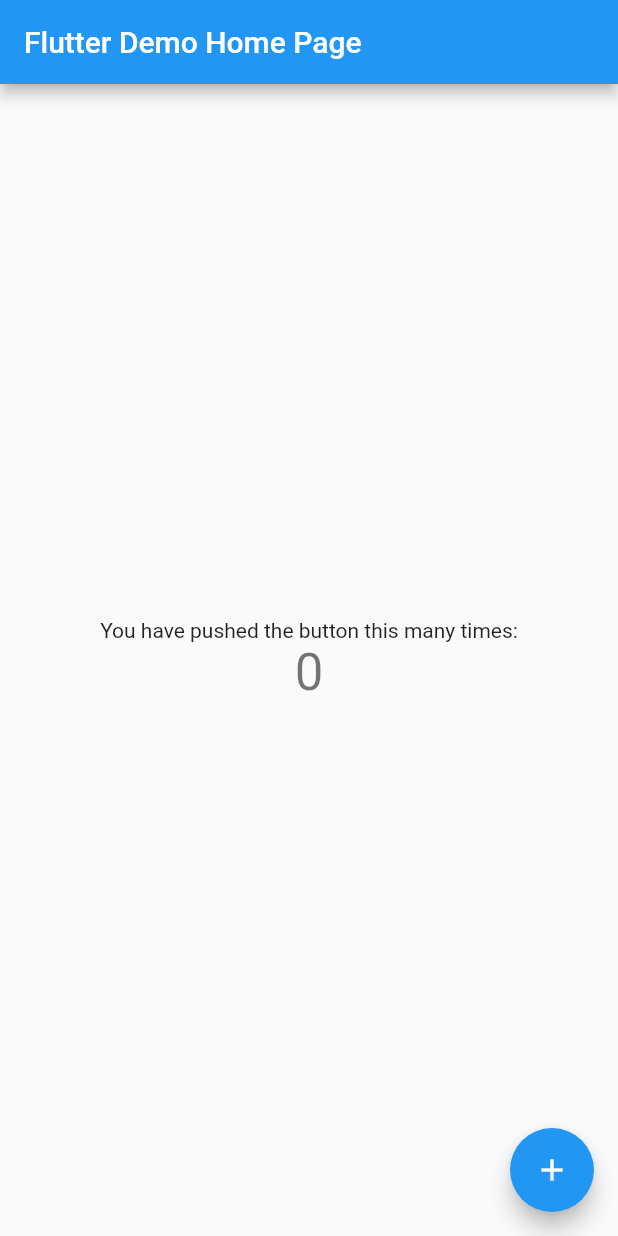
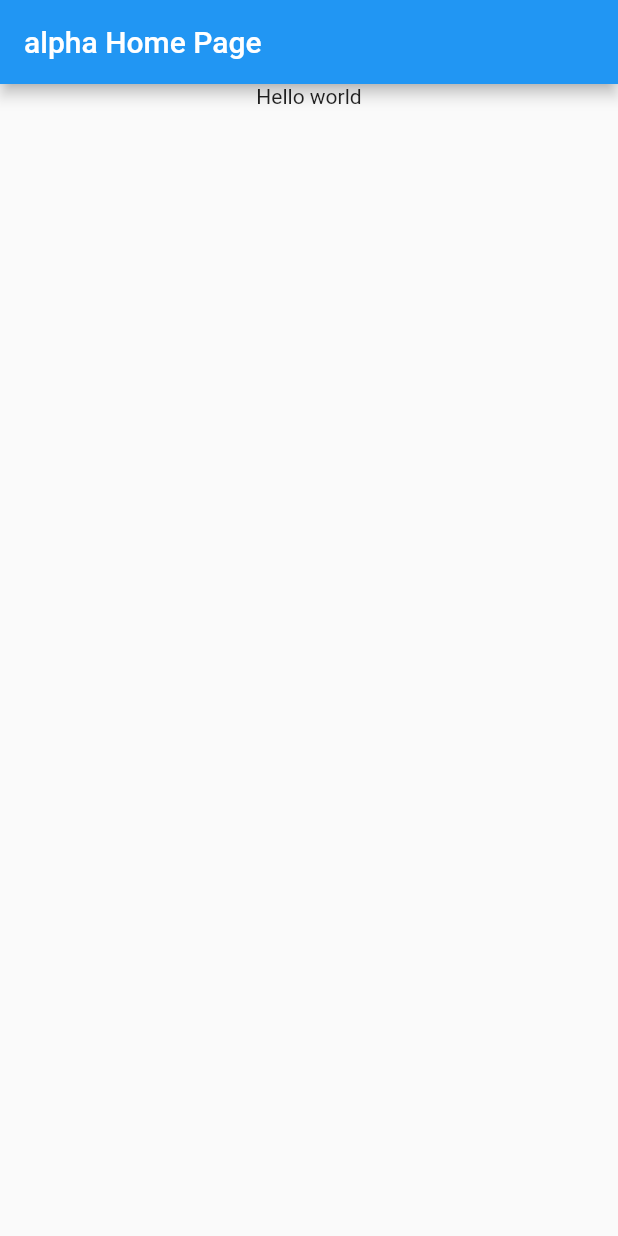
Before and after one commit to datctran/alpha, a Flutter app: the screen it shows after launch, on a phone screen of 412 x 824 dp. Run offline on Flutter 3.47's test engine with Material 2 defaults, Android fonts, the light colour scheme and no system bars.

Commit message:
chore(app): set up hosting and cleaned out defaults

```diff
--- a/lib/main.dart
+++ b/lib/main.dart
@@ -3,40 +3,20 @@
 void main() => runApp(MyApp());
 
 class MyApp extends StatelessWidget {
-  // This widget is the root of your application.
   @override
   Widget build(BuildContext context) {
     return MaterialApp(
-      title: 'Flutter Demo',
+      title: 'alpha',
       theme: ThemeData(
-        // This is the theme of your application.
-        //
-        // Try running your application with "flutter run". You'll see the
-        // application has a blue toolbar. Then, without quitting the app, try
-        // changing the primarySwatch below to Colors.green and then invoke
-        // "hot reload" (press "r" in the console where you ran "flutter run",
-        // or simply save your changes to "hot reload" in a Flutter IDE).
-        // Notice that the counter didn't reset back to zero; the application
-        // is not restarted.
         primarySwatch: Colors.blue,
       ),
-      home: MyHomePage(title: 'Flutter Demo Home Page'),
+      home: MyHomePage(title: 'alpha Home Page'),
     );
   }
 }
 
 class MyHomePage extends StatefulWidget {
   MyHomePage({Key key, this.title}) : super(key: key);
-
-  // This widget is the home page of your application. It is stateful, meaning
-  // that it has a State object (defined below) that contains fields that affect
-  // how it looks.
-
-  // This class is the configuration for the state. It holds the values (in this
-  // case the title) provided by the parent (in this case the App widget) and
-  // used by the build method of the State. Fields in a Widget subclass are
-  // always marked "final".
-
   final String title;
 
   @override
@@ -44,68 +24,21 @@
 }
 
 class _MyHomePageState extends State<MyHomePage> {
-  int _counter = 0;
-
-  void _incrementCounter() {
-    setState(() {
-      // This call to setState tells the Flutter framework that something has
-      // changed in this State, which causes it to rerun the build method below
-      // so that the display can reflect the updated values. If we changed
-      // _counter without calling setState(), then the build method would not be
-      // called again, and so nothing would appear to happen.
-      _counter++;
-    });
-  }
-
   @override
   Widget build(BuildContext context) {
-    // This method is rerun every time setState is called, for instance as done
-    // by the _incrementCounter method above.
-    //
-    // The Flutter framework has been optimized to make rerunning build methods
-    // fast, so that you can just rebuild anything that needs updating rather
-    // than having to individually change instances of widgets.
     return Scaffold(
       appBar: AppBar(
-        // Here we take the value from the MyHomePage object that was created by
-        // the App.build method, and use it to set our appbar title.
         title: Text(widget.title),
       ),
       body: Center(
-        // Center is a layout widget. It takes a single child and positions it
-        // in the middle of the parent.
         child: Column(
-          // Column is also a layout widget. It takes a list of children and
-          // arranges them vertically. By default, it sizes itself to fit its
-          // children horizontally, and tries to be as tall as its parent.
-          //
-          // Invoke "debug painting" (press "p" in the console, choose the
-          // "Toggle Debug Paint" action from the Flutter Inspector in Android
-          // Studio, or the "Toggle Debug Paint" command in Visual Studio Code)
-          // to see the wireframe for each widget.
-          //
-          // Column has various properties to control how it sizes itself and
-          // how it positions its children. Here we use mainAxisAlignment to
-          // center the children vertically; the main axis here is the vertical
-          // axis because Columns are vertical (the cross axis would be
-          // horizontal).
-          mainAxisAlignment: MainAxisAlignment.center,
           children: <Widget>[
-            Text(
-              'You have pushed the button this many times:',
-            ),
-            Text(
-              '$_counter',
-              style: Theme.of(context).textTheme.headline4,
-            ),
+            Material(
+              child: new Text("Hello world"),
+            )
           ],
         ),
       ),
-      floatingActionButton: FloatingActionButton(
-        onPressed: _incrementCounter,
-        tooltip: 'Increment',
-        child: Icon(Icons.add),
-      ), // This trailing comma makes auto-formatting nicer for build methods.
     );
   }
 }
--- a/pubspec.yaml
+++ b/pubspec.yaml
@@ -1,5 +1,5 @@
 name: alpha
-description: A new Flutter project.
+description: Flutter Landing Page.
 
 # The following defines the version and build number for your application.
 # A version number is three numbers separated by dots, like 1.2.43
@@ -19,6 +19,9 @@
 dependencies:
   flutter:
     sdk: flutter
+
+  responsive_builder: ^0.1.2
+
 
   # The following adds the Cupertino Icons font to your application.
   # Use with the CupertinoIcons class for iOS style icons.
```
Also changed, not shown: firebase.json (added), pubspec.lock, 6 other files.
